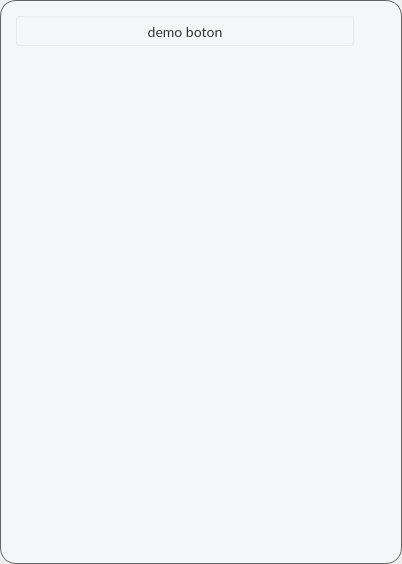
LuisTarma/minimalist-task-list, file ui.ui: the form before one commit.
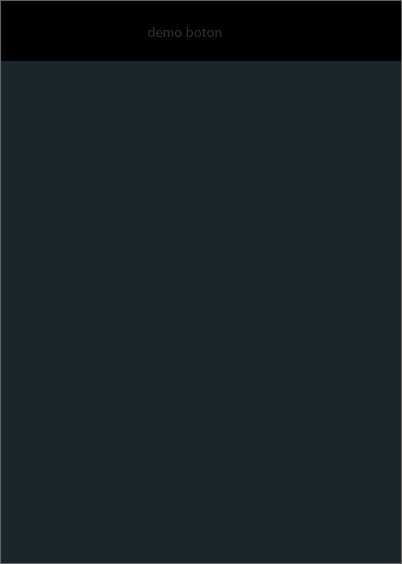
The form after the commit. Icons and pictures are not drawn.

```diff
--- a/ui.ui
+++ b/ui.ui
@@ -23,9 +23,9 @@
    <string notr="true">
 #wInfoDialogIn
 {
- border-radius: 16px;
+ border-radius: 0px;
  border: 1px solid rgba(100, 100, 100);
- background-color:  #F4F6F8;
+ background-color:  #000000;
 
 }
 #tTransfers, #tNotifications
@@ -385,6 +385,9 @@
                    <height>50</height>
                   </size>
                  </property>
+                 <property name="styleSheet">
+                  <string notr="true">background-color: rgb(27, 38, 43);</string>
+                 </property>
                  <property name="currentIndex">
                   <number>0</number>
                  </property>
```
